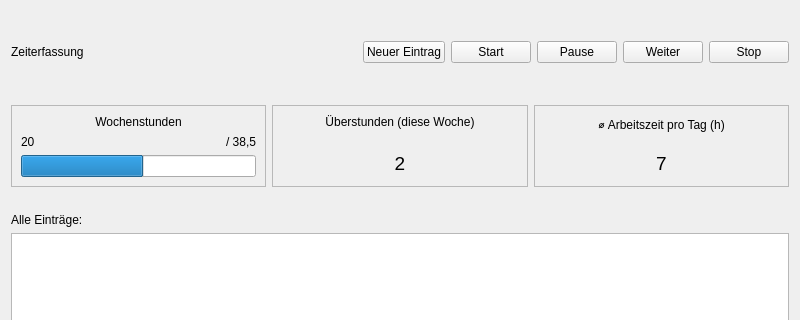
Before: the Qt Designer form HR_Managment_System_Application/timetracker.ui in MehmetMertt/twentyONE_HR_System, drawn with Qt 5; both pictures show x 0 to 800 and y 0 to 320 of the 800 by 600 pixel window.
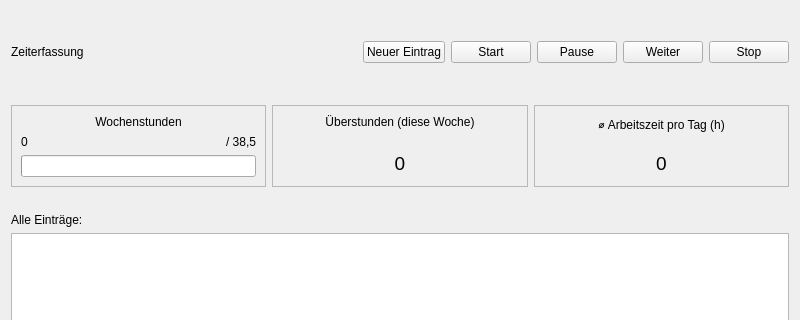
After: the same form once the commit is applied.

```diff
--- a/HR_Managment_System_Application/timetracker.ui
+++ b/HR_Managment_System_Application/timetracker.ui
@@ -199,7 +199,7 @@
                </sizepolicy>
               </property>
               <property name="text">
-               <string>20</string>
+               <string>0</string>
               </property>
               <property name="alignment">
                <set>Qt::AlignLeading|Qt::AlignLeft|Qt::AlignVCenter</set>
@@ -259,7 +259,7 @@
              <number>100</number>
             </property>
             <property name="value">
-             <number>52</number>
+             <number>0</number>
             </property>
             <property name="alignment">
              <set>Qt::AlignCenter</set>
@@ -311,7 +311,7 @@
              </font>
             </property>
             <property name="text">
-             <string>2</string>
+             <string>0</string>
             </property>
             <property name="alignment">
              <set>Qt::AlignCenter</set>
@@ -357,7 +357,7 @@
              </font>
             </property>
             <property name="text">
-             <string>7</string>
+             <string>0</string>
             </property>
             <property name="alignment">
              <set>Qt::AlignCenter</set>
```
